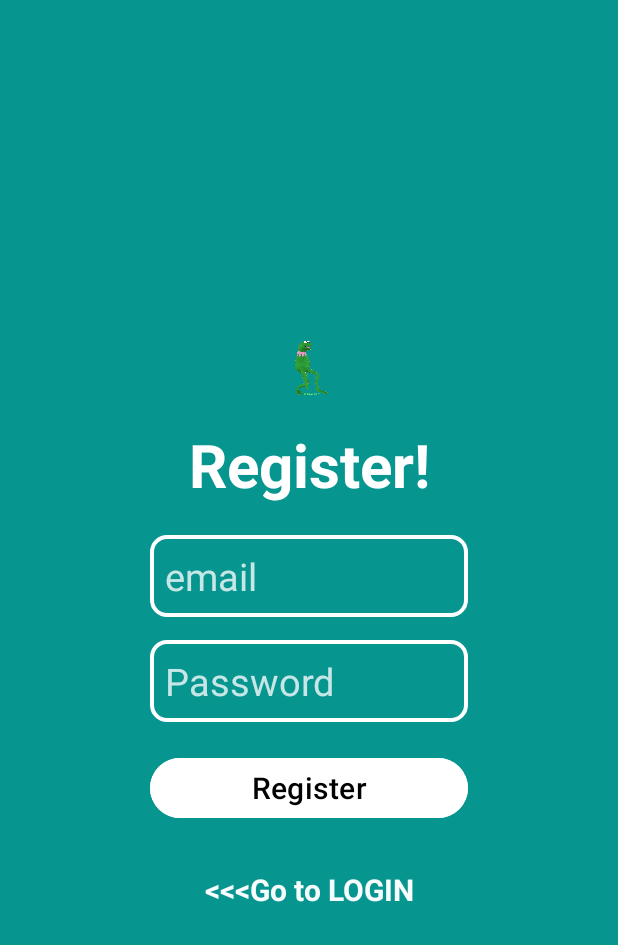
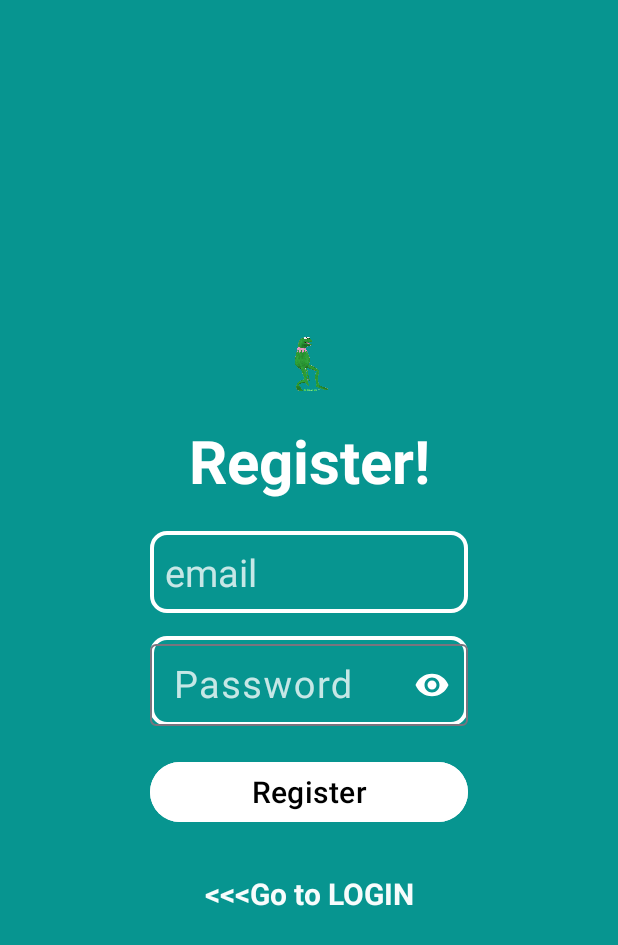
Before and after one commit to AlanDelAngel/video_downloader, an Android app built with Jetpack Compose: the Register screen opened directly, with no data from a screen before it, on a phone screen of 412 x 824 dp. Shown: the top 945 px of the screen. Run offline under Robolectric (Android 15) with nearby library versions, the phone set to English and light mode, and no system bars; our stand-ins replace Firebase (no records; nobody signed in at launch, a user with empty details on screens opened directly).

Commit message:
improved front by adding password hide-eye

```diff
--- a/app/build.gradle.kts
+++ b/app/build.gradle.kts
@@ -72,6 +72,7 @@ dependencies {
     implementation("com.github.HaarigerHarald:android-youtubeExtractor:master-SNAPSHOT")
 
     implementation("com.squareup.okhttp3:okhttp:4.12.0")
+    implementation("com.google.android.material:material:1.12.0")
 
     testImplementation(libs.junit)
     androidTestImplementation(libs.androidx.junit)
--- a/app/src/main/res/layout/activity_register.xml
+++ b/app/src/main/res/layout/activity_register.xml
@@ -51,20 +51,27 @@
             android:inputType="textEmailAddress"
             android:id="@+id/email_input"
             />
-        <EditText
+
+        <com.google.android.material.textfield.TextInputLayout
             android:layout_width="match_parent"
             android:layout_height="wrap_content"
             android:layout_marginTop="15dp"
-            android:hint="@string/password"
-            android:textColor="@color/white"
+            app:endIconMode="password_toggle"
+            android:background="@drawable/text_box"
             android:textColorHint="#C5FFFFFF"
-            android:textSize="25sp"
-            android:padding="10dp"
-            android:background="@drawable/text_box"
-            android:textAlignment="textStart"
-            android:inputType="textPassword"
-            android:id="@+id/password_input"
-            />
+            app:endIconTint="@color/white"
+            >
+
+            <com.google.android.material.textfield.TextInputEditText
+                android:id="@+id/password_input"
+                android:layout_width="match_parent"
+                android:layout_height="wrap_content"
+                android:hint="@string/password"
+                android:textColor="@color/white"
+                android:textSize="25sp"
+                android:padding="10dp"
+                android:inputType="textPassword" />
+        </com.google.android.material.textfield.TextInputLayout>
 
         <ProgressBar
             android:id="@+id/progress_bar"
```
Also changed, not shown: app/src/main/res/layout/activity_login.xml (+17 -10 lines).
